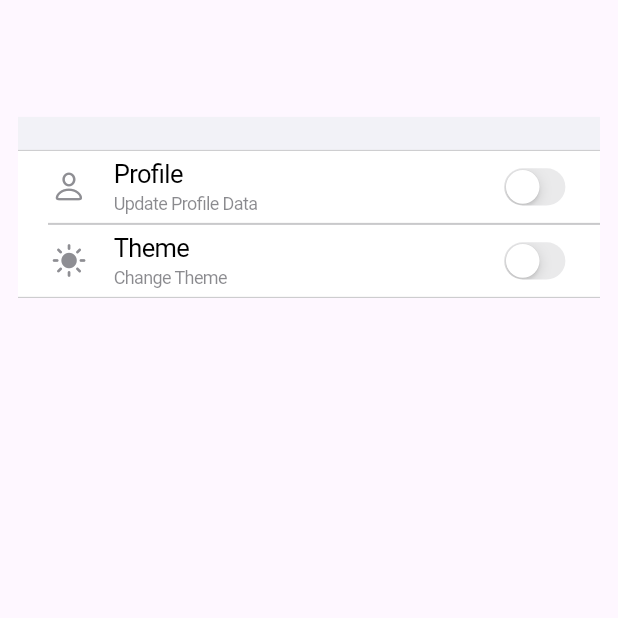
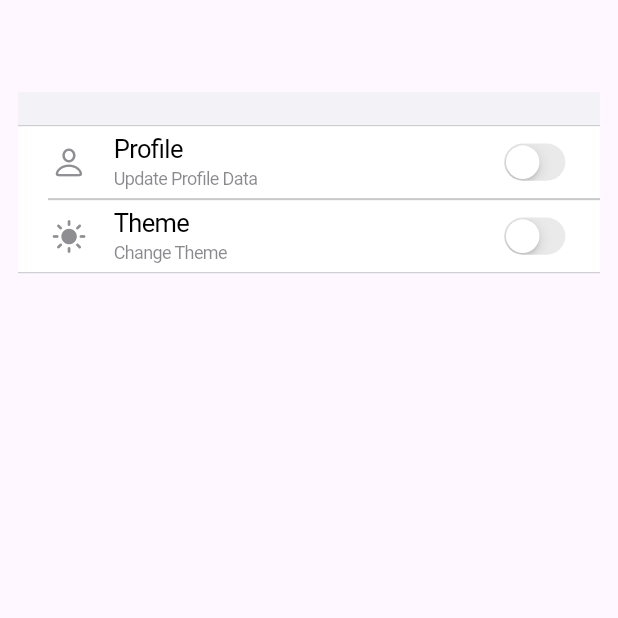
Before and after one commit to DivyaSakariya/pr_1_platform_convertor_app, a Flutter app: the IOsSettingsPage screen opened directly, on a phone screen of 412 x 824 dp, the top half of it. Run offline on Flutter 3.47's test engine with Material 2 defaults, Android fonts, the phone set to English and light mode, and no system bars; our stand-ins replace image_picker, shared_preferences; accounts and stored records are empty.

Commit message:
DS | 24/06/2023

```diff
--- a/lib/views/screens/ios/ios_chat_Page.dart
+++ b/lib/views/screens/ios/ios_chat_Page.dart
@@ -11,7 +11,7 @@ class IOsChatPage extends StatelessWidget {
         child: (Global.allContacts.isEmpty)
             ? Container(
                 alignment: Alignment.center,
-                child: const Text("No any calls yet..."),
+                child: const Text("No any chats yet..."),
               )
             : ListView.builder(
                 itemCount: Global.allContacts.length,
--- a/lib/views/screens/ios/ios_setting_page.dart
+++ b/lib/views/screens/ios/ios_setting_page.dart
@@ -26,7 +26,7 @@ class IOsSettingsPage extends StatelessWidget {
             margin: const EdgeInsets.all(12),
             child: Column(
               children: [
-                SizedBox(height: h * 0.08),
+                SizedBox(height: h * 0.06),
                 CupertinoFormSection(
                   children: [
                     CupertinoListTile(
```
